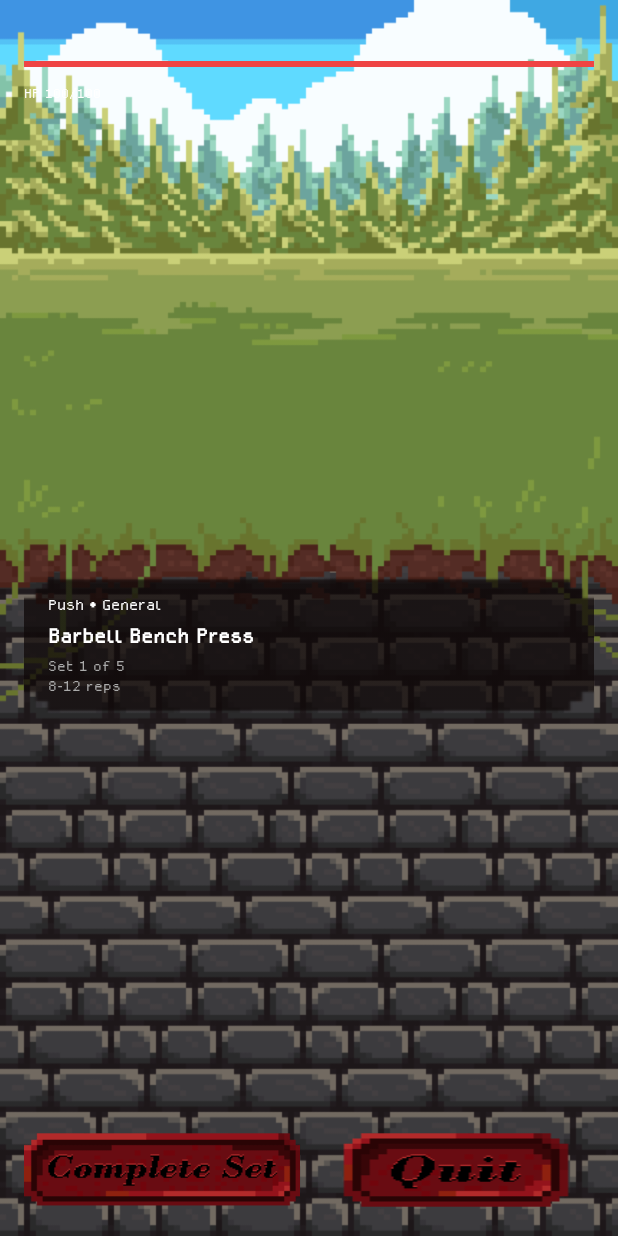
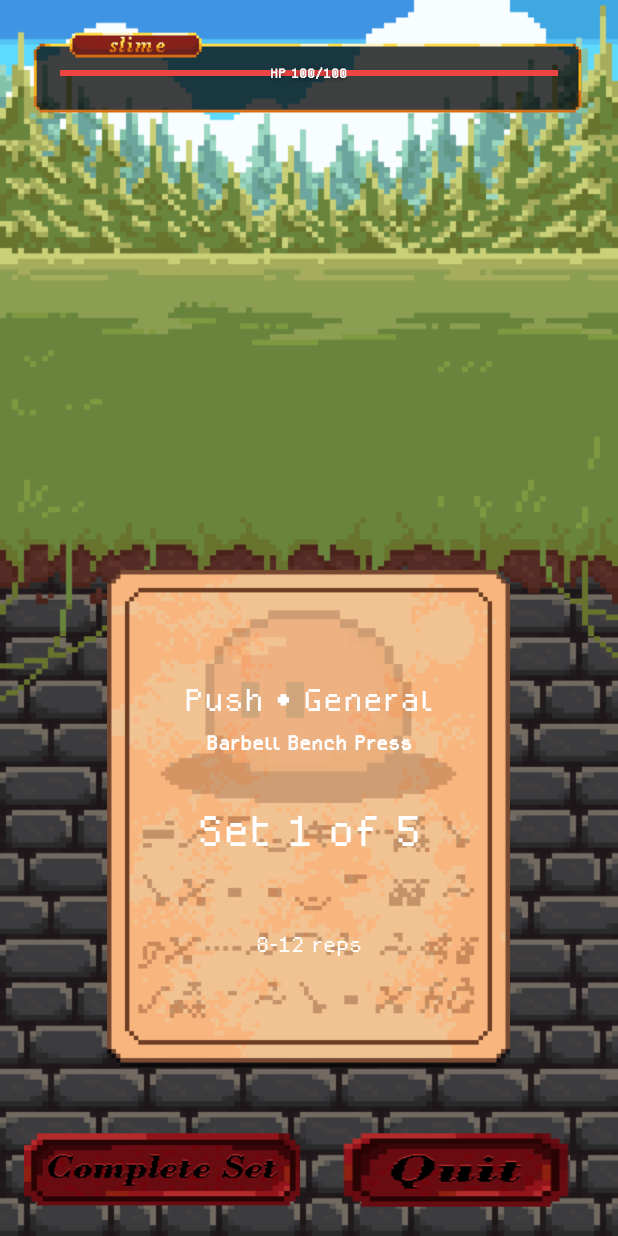
Before and after one commit to xZept/fitquest, an Android app built with Jetpack Compose: the WorkoutSessionActivity screen opened directly, with no data from a screen before it, on a phone screen of 412 x 824 dp. Run offline under Robolectric (Android 15) with nearby library versions, the light colour scheme and no system bars; our stand-ins replace Room's generated code; 1 statement that could not run was skipped.

Commit message:
updated the ui of workout session page

```diff
--- a/app/src/main/res/layout/activity_workout_session.xml
+++ b/app/src/main/res/layout/activity_workout_session.xml
@@ -27,30 +27,57 @@
                 android:layout_width="match_parent"
                 android:layout_height="wrap_content"
                 android:layout_gravity="top"
-                android:layout_marginTop="36dp"
+                android:layout_marginTop="20dp"
                 android:paddingStart="16dp"
                 android:paddingEnd="16dp"
                 android:orientation="vertical">
 
+                <!-- Background + progress + label stacked -->
+                <FrameLayout
+                    android:id="@+id/hp_bar_frame"
+                    android:layout_width="match_parent"
+                    android:layout_height="wrap_content">
+
+                    <ImageView
+                        android:id="@+id/iv_hp_bg"
+                        android:layout_width="match_parent"
+                        android:layout_height="wrap_content"
+                        android:src="@drawable/container_slime_hp"
+                        android:scaleType="fitCenter"
+                        android:adjustViewBounds="true" />
+
+                    <!-- progress sits inside the art's inner gutter -->
                     <ProgressBar
                         android:id="@+id/hp_bar"
                         style="?android:attr/progressBarStyleHorizontal"
                         android:layout_width="match_parent"
                         android:layout_height="14dp"
+                        android:layout_gravity="center_vertical"
+                        android:layout_marginStart="24dp"
+                        android:layout_marginEnd="24dp"
                         android:max="100"
                         android:progress="100"
                         android:progressTint="#EF4444"
                         android:progressBackgroundTint="#552222" />
 
+                    <!-- HP label over the background -->
                     <TextView
                         android:id="@+id/tv_hp"
                         android:layout_width="wrap_content"
                         android:layout_height="wrap_content"
+                        android:layout_gravity="center"
                         android:text="HP 100/100"
                         android:textColor="@android:color/white"
+                        android:textStyle="bold"
                         android:textSize="12sp"
-                    android:paddingTop="6dp" />
+                        android:shadowColor="#80000000"
+                        android:shadowDx="0"
+                        android:shadowDy="1"
+                        android:shadowRadius="3" />
+                </FrameLayout>
             </LinearLayout>
+
+
 
             <!-- animation -->
             <ImageView
@@ -71,13 +98,28 @@
             android:orientation="vertical"
             android:padding="16dp">
 
-            <LinearLayout
+            <FrameLayout
                 android:id="@+id/card"
                 android:layout_width="match_parent"
                 android:layout_height="wrap_content"
+                >
+
+                <ImageView
+                    android:id="@+id/card_bg"
+                    android:layout_width="wrap_content"
+                    android:layout_height="wrap_content"
+                    android:src="@drawable/container_split_plan"
+                    android:adjustViewBounds="true"
+                    android:layout_gravity="center_horizontal"
+                    android:scaleType="fitStart" />
+
+                <LinearLayout
+                    android:id="@+id/card_content"
+                    android:layout_width="wrap_content"
+                    android:layout_height="wrap_content"
                     android:orientation="vertical"
-                android:padding="16dp"
-                android:background="@drawable/item_container">
+                    android:layout_gravity="center"
+                    android:padding="16dp">
 
                     <TextView
                         android:id="@+id/tv_day_title"
@@ -85,7 +127,8 @@
                         android:layout_height="wrap_content"
                         android:text="Push • General"
                         android:textColor="@android:color/white"
-                    android:textSize="14sp" />
+                        android:textAlignment="center"
+                        android:textSize="30sp" />
 
                     <TextView
                         android:id="@+id/tv_exercise"
@@ -94,6 +137,7 @@
                         android:text="Barbell Bench Press"
                         android:textStyle="bold"
                         android:textColor="@android:color/white"
+                        android:textAlignment="center"
                         android:textSize="18sp"
                         android:paddingTop="4dp" />
 
@@ -101,9 +145,11 @@
                         android:id="@+id/tv_set_info"
                         android:layout_width="match_parent"
                         android:layout_height="wrap_content"
+                        android:textAlignment="center"
+                        android:layout_marginVertical="25dp"
                         android:text="Set 1 of 5"
-                    android:textColor="@android:color/darker_gray"
-                    android:textSize="13sp"
+                        android:textColor="@android:color/white"
+                        android:textSize="40sp"
                         android:paddingTop="4dp" />
 
                     <TextView
@@ -111,11 +157,14 @@
                         android:layout_width="match_parent"
                         android:layout_height="wrap_content"
                         android:text="8–12 reps"
-                    android:textColor="@android:color/darker_gray"
-                    android:textSize="13sp" />
+                        android:layout_marginTop="20dp"
+                        android:textAlignment="center"
+                        android:textColor="@android:color/white"
+                        android:textSize="20sp" />
                 </LinearLayout>
 
-            <!-- (No action buttons here anymore) -->
+            </FrameLayout>
+
         </LinearLayout>
     </LinearLayout>
 
```
Lines whose indentation alone changed are shown as unchanged.
